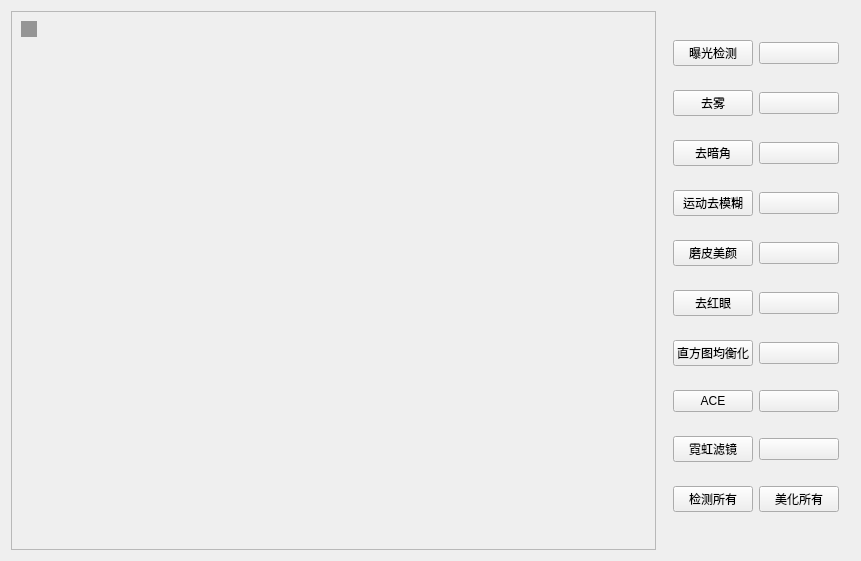
The window that MoTu/mainwindow.ui (InspAlgo/MoTu) describes before a commit, drawn with Qt 5.
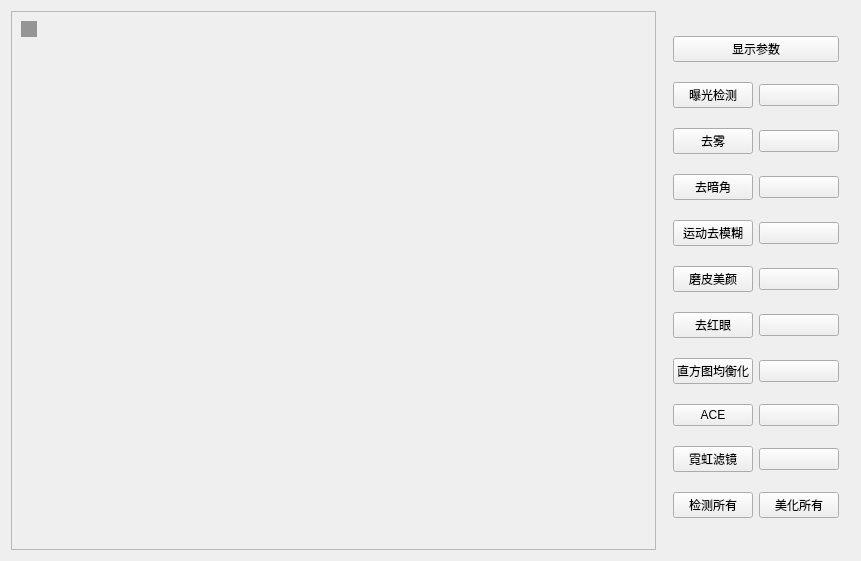
The same window after the commit.

Commit message: 增加显示参数，修改了部分算法参数

```diff
--- a/MoTu/mainwindow.ui
+++ b/MoTu/mainwindow.ui
@@ -55,6 +55,13 @@
       <item>
        <widget class="QWidget" name="widget" native="true">
         <layout class="QVBoxLayout" name="verticalLayout_2">
+         <item>
+          <widget class="QPushButton" name="pushButton">
+           <property name="text">
+            <string>显示参数</string>
+           </property>
+          </widget>
+         </item>
          <item>
           <layout class="QHBoxLayout" name="horizontalLayout_3" stretch="0,0">
            <item>
```
The commit also changes 13 other files.
